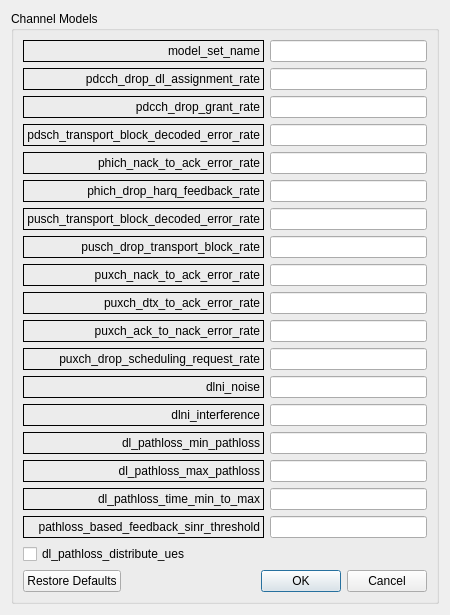
The window that LTEsimGeneratorGUI/Ui/DataForms/channelmodelform.ui (moniss23/junit4) describes before a commit, drawn with Qt 5.
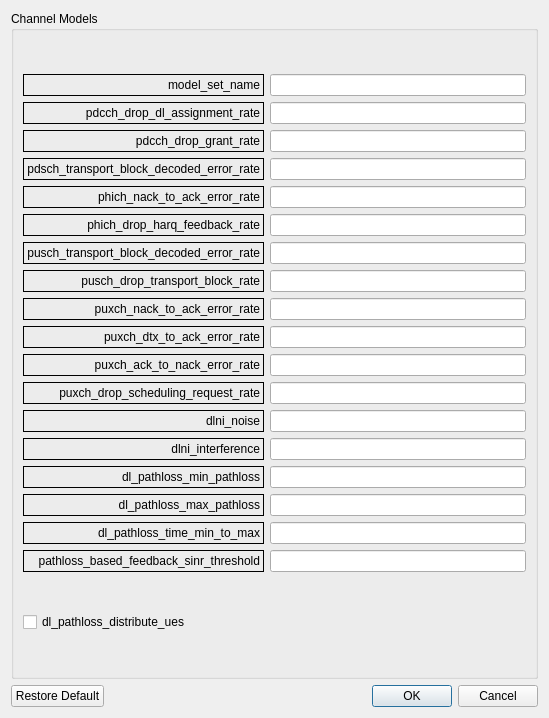
The same window after the commit.

Commit message: Moved ChannelModelForm class to UISystem/DataForms/

The edit to the form file:
```diff
--- a/LTEsimGeneratorGUI/Ui/DataForms/channelmodelform.ui
+++ b/LTEsimGeneratorGUI/Ui/DataForms/channelmodelform.ui
@@ -6,12 +6,12 @@
    <rect>
     <x>0</x>
     <y>0</y>
-    <width>450</width>
-    <height>569</height>
+    <width>549</width>
+    <height>718</height>
    </rect>
   </property>
   <property name="windowTitle">
-   <string>Channel Models Settings</string>
+   <string>Form</string>
   </property>
   <layout class="QGridLayout" name="gridLayout_2">
    <item row="0" column="0">
@@ -20,13 +20,6 @@
       <string>Channel Models</string>
      </property>
      <layout class="QGridLayout" name="gridLayout">
-      <item row="1" column="0">
-       <widget class="QCheckBox" name="checkBox_dl_pathloss_distribute_ues">
-        <property name="text">
-         <string>dl_pathloss_distribute_ues</string>
-        </property>
-       </widget>
-      </item>
       <item row="0" column="0">
        <layout class="QHBoxLayout" name="horizontalLayout">
         <item>
@@ -327,16 +320,34 @@
         </item>
        </layout>
       </item>
-      <item row="2" column="0">
-       <widget class="QDialogButtonBox" name="buttonBox">
-        <property name="standardButtons">
-         <set>QDialogButtonBox::Cancel|QDialogButtonBox::Ok|QDialogButtonBox::RestoreDefaults</set>
+      <item row="1" column="0">
+       <widget class="QCheckBox" name="checkBox_dl_pathloss_distribute_ues">
+        <property name="text">
+         <string>dl_pathloss_distribute_ues</string>
         </property>
        </widget>
       </item>
      </layout>
     </widget>
    </item>
+   <item row="1" column="0">
+    <layout class="QHBoxLayout" name="horizontalLayout_2">
+     <item>
+      <widget class="QPushButton" name="pushButton">
+       <property name="text">
+        <string>Restore Default</string>
+       </property>
+      </widget>
+     </item>
+     <item>
+      <widget class="QDialogButtonBox" name="buttonBox">
+       <property name="standardButtons">
+        <set>QDialogButtonBox::Cancel|QDialogButtonBox::Ok</set>
+       </property>
+      </widget>
+     </item>
+    </layout>
+   </item>
   </layout>
  </widget>
  <resources/>
```
The commit also changes 7 other files.
